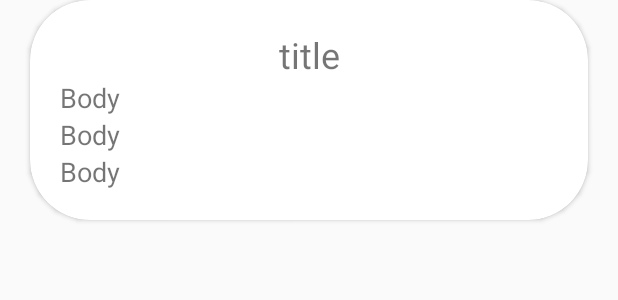
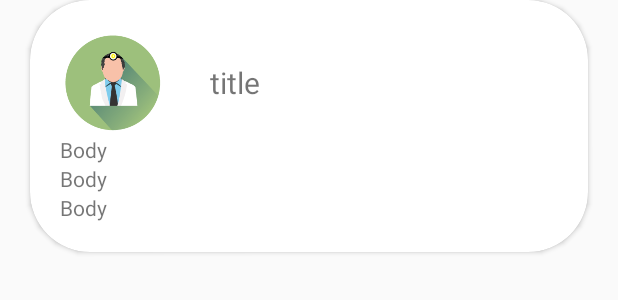
Before and after one commit to Liakwat/CardioCare_Hospital_App, an Android app: the layout post_view_layout.xml on its own in the app's theme, with its tools: preview values and no code run, on a phone screen of 412 x 824 dp. Shown: the top 300 px of the screen. Run offline under Robolectric (Android 15) with nearby library versions, the phone set to English and light mode, and no system bars; network calls fail.

Commit message:
updated for android 9 by sayed

```diff
--- a/app/src/main/AndroidManifest.xml
+++ b/app/src/main/AndroidManifest.xml
@@ -6,6 +6,7 @@
     <uses-permission android:name="android.permission.ACCESS_NETWORK_STATE" />
 
     <application
+        android:usesCleartextTraffic="true"
         android:name=".app.AppController"
         android:allowBackup="true"
         android:icon="@mipmap/my_ic_launcher"
--- a/app/src/main/java/com/sayed/cardiocare/Adapter/TimeSlotAdapter.java
+++ b/app/src/main/java/com/sayed/cardiocare/Adapter/TimeSlotAdapter.java
@@ -57,6 +57,7 @@ public class TimeSlotAdapter extends RecyclerView.Adapter<TimeSlotAdapter.Person
             holder.tv_booked.setBackgroundColor(Color.parseColor("#E71C23"));
         }else{
             holder.tv_booked.setText("Available");
+            holder.tv_booked.setBackgroundColor(Color.parseColor("#10A881"));
         }
 
         holder.tv_serial_num.setText("Serial no: "+slot.getSerialNo());
--- a/app/src/main/java/com/sayed/cardiocare/MainActivity.java
+++ b/app/src/main/java/com/sayed/cardiocare/MainActivity.java
@@ -156,6 +156,8 @@ public class MainActivity extends AppCompatActivity {
                             try {
                                 speciality.put(response.getJSONObject(i).getString("specialityFullName"),response.getJSONObject(i).getString("id"));
                                 specialityName.add(response.getJSONObject(i).getString("specialityFullName"));
+
+                                Log.i("haha",response.getJSONObject(i).getString("specialityFullName")+"");
                             } catch (JSONException e) {
                                 e.printStackTrace();
                             }
@@ -168,6 +170,7 @@ public class MainActivity extends AppCompatActivity {
                     @Override
                     public void onErrorResponse(VolleyError error) {
                         VolleyLog.d("response", "Error: " + error.getMessage());
+                        Log.i("haha",error.getMessage()+"");
                         // hide the progress dialog
                         pDialog.hide();
                     }
--- a/app/src/main/res/layout/post_view_layout.xml
+++ b/app/src/main/res/layout/post_view_layout.xml
@@ -31,34 +31,45 @@
         android:orientation="vertical"
         android:padding="20dp">
 
-        <TextView
-            android:id="@+id/dr_name"
+        <LinearLayout
             android:layout_width="match_parent"
             android:layout_height="wrap_content"
-            android:text="title"
-            android:textSize="24sp"
-            android:gravity="center"/>
+            android:orientation="horizontal">
+
+            <ImageView
+                android:layout_width="70dp"
+                android:layout_height="70dp"
+                android:src="@drawable/di"/>
+
+            <TextView
+                android:id="@+id/dr_name"
+                android:layout_width="match_parent"
+                android:layout_height="wrap_content"
+                android:text="title"
+                android:textSize="20sp"
+                android:layout_gravity="center"
+                android:paddingLeft="30dp"
+                />
+
+        </LinearLayout>
 
         <TextView
             android:id="@+id/dr_employeeId"
             android:layout_width="match_parent"
             android:layout_height="wrap_content"
             android:text="Body"
-            android:textSize="18sp"
             />
         <TextView
             android:id="@+id/dr_speciality"
             android:layout_width="match_parent"
             android:layout_height="wrap_content"
             android:text="Body"
-            android:textSize="18sp"
             />
         <TextView
             android:id="@+id/dr_bio"
             android:layout_width="match_parent"
             android:layout_height="wrap_content"
             android:text="Body"
-            android:textSize="18sp"
             />
 
     </LinearLayout>
```
Also changed, not shown: app/src/main/java/com/sayed/cardiocare/TimeSlotActivity.java (+12 -2 lines), app/src/main/java/com/sayed/cardiocare/utils/CheckConnectivity.java (+5 -2 lines), app/src/main/res/layout/activity_login.xml (+35 -13 lines), app/src/main/res/drawable/di.png (added), 1 other file.
